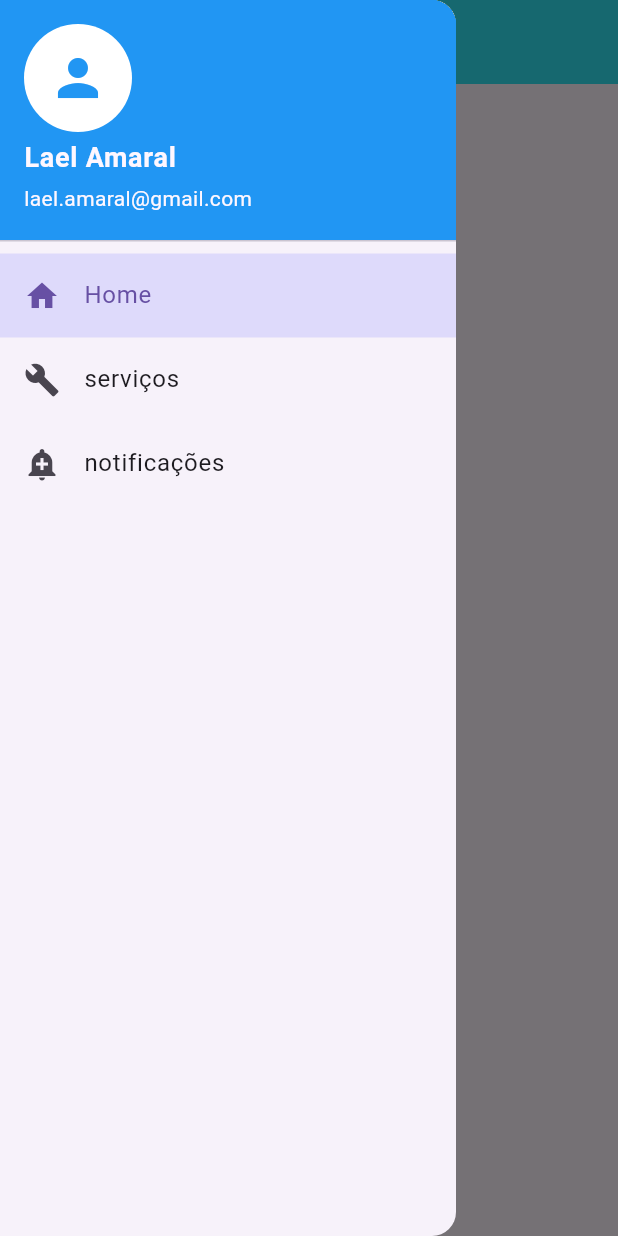
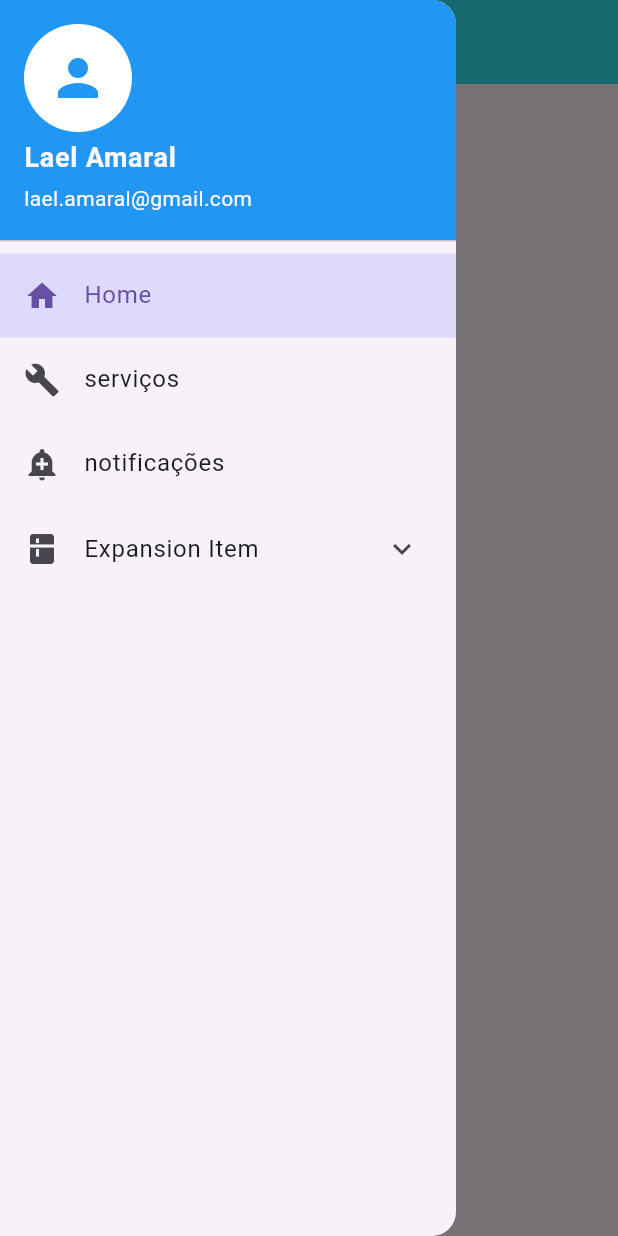
Before and after one commit to Amaralz/Ijob, a Flutter app: the HomePage screen opened by its route, with the side drawer open, on a phone screen of 412 x 824 dp. Run offline on Flutter 3.47's test engine with Material 3 defaults, Android fonts, the light colour scheme and no system bars; our stand-ins replace mask_text_input_formatter.

Commit message:
adicionando um expansion itens no drawer

```diff
--- a/ijob/lib/components/side_bar.dart
+++ b/ijob/lib/components/side_bar.dart
@@ -84,6 +84,47 @@ class _SidebarState extends State<Sidebar> {
             selectedTileColor: Color.fromRGBO(0, 0, 255, 0.1),
             onTap: () => _navigateAndSelect(context, 2, '/notificacao'),
           ),
+
+          // Expansion Item (adicionado após o último ListTile)
+          ExpansionTile(
+            leading: const Icon(Icons.kitchen),
+            title: const Text('Expansion Item'),
+            onExpansionChanged: (expanded) {
+              print('Expansion Item expanded: $expanded');
+            },
+
+            children: [
+              // Subitem 1
+              ListTile(
+                leading: const Icon(Icons.home, size: 20),
+                title: const Text('Expansion Item 1'),
+                selected: _selectedIndex == 3,
+                selectedTileColor: Color.fromRGBO(0, 0, 255, 0.1),
+                onTap: () {
+                  setState(() {
+                    _selectedIndex = 3;
+                  });
+                  Navigator.pop(context);
+                  print('Expansion Item 1 tapped');
+                },
+              ),
+
+              // Subitem 2
+              ListTile(
+                leading: const Icon(Icons.supervisor_account, size: 20),
+                title: const Text('Expansion Item 2'),
+                selected: _selectedIndex == 4,
+                selectedTileColor: Color.fromRGBO(0, 0, 255, 0.1),
+                onTap: () {
+                  setState(() {
+                    _selectedIndex = 4;
+                  });
+                  Navigator.pop(context);
+                  print('Expansion Item 2 tapped');
+                },
+              ),
+            ],
+          ),
         ],
       ),
     );
```
